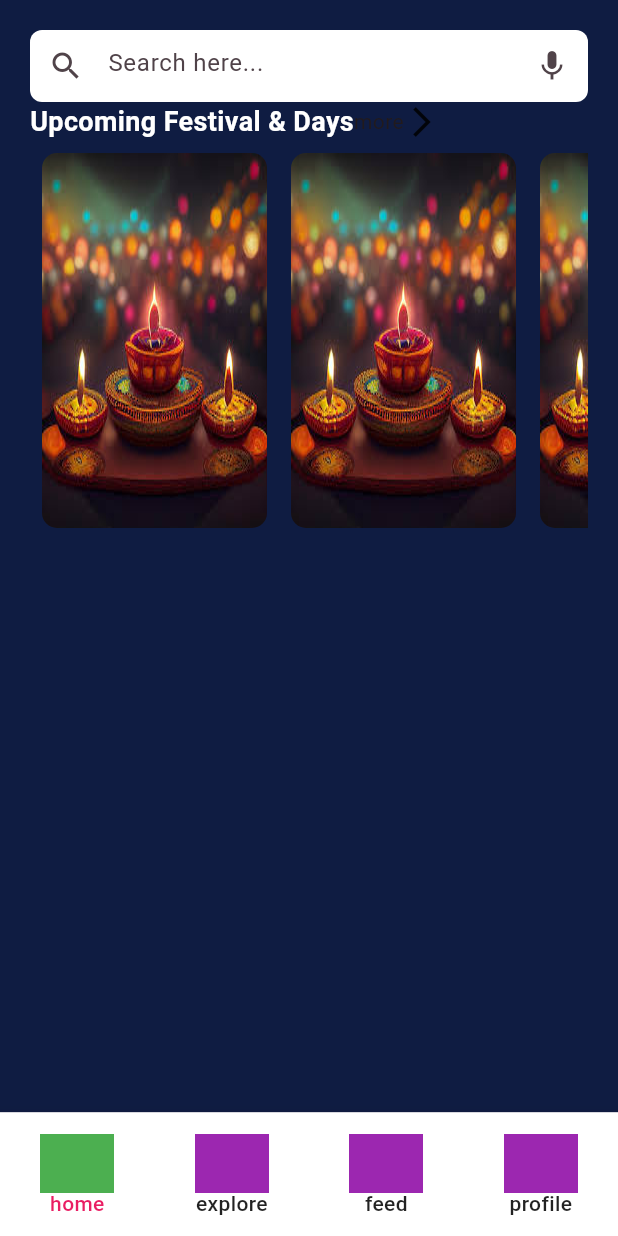
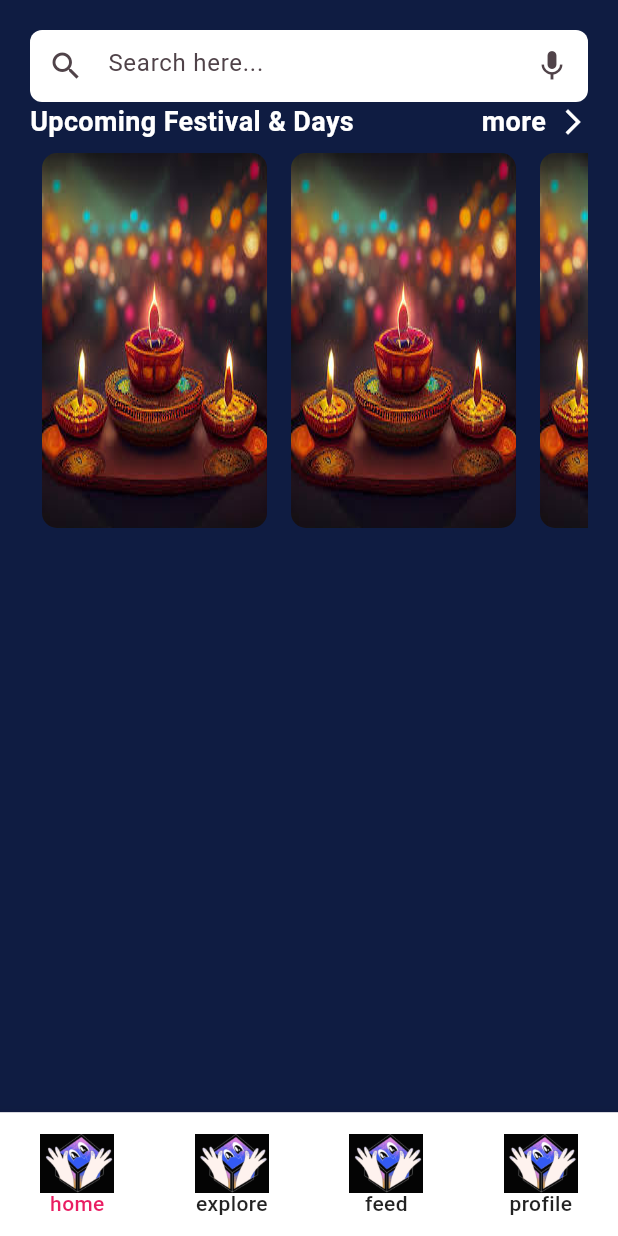
Before and after one commit to UmeshBrainbinary/festival_studio, a Flutter app: the BtnScreen screen opened directly, on a phone screen of 412 x 824 dp. Run offline on Flutter 3.47's test engine with Material 3 defaults, Android fonts, the phone set to English and light mode, and no system bars; our stand-ins replace auto_size_text, country_picker, get, pinput, shared_preferences; accounts and stored records are empty.

Commit message:
home screen

```diff
--- a/lib/screen/auth/otp_verification/otp_screen.dart
+++ b/lib/screen/auth/otp_verification/otp_screen.dart
@@ -3,6 +3,7 @@ import 'package:festiveapp_studio/common/common_back_button.dart';
 import 'package:festiveapp_studio/common/common_primary_button.dart';
 import 'package:festiveapp_studio/common/testStyle.dart';
 import 'package:festiveapp_studio/common/underline_text/common_underline_text.dart';
+import 'package:festiveapp_studio/screen/add_details/add_details_screen.dart';
 import 'package:festiveapp_studio/screen/auth/login/login_screen.dart';
 import 'package:festiveapp_studio/screen/auth/otp_verification/otp_controller.dart';
 import 'package:festiveapp_studio/utils/app_colors.dart';
@@ -48,6 +49,12 @@ class OtpScreen extends StatelessWidget {
                 androidSmsAutofillMethod:
                     AndroidSmsAutofillMethod.smsRetrieverApi,
                 controller: controller.otpController,
+                onCompleted: (value) {
+                  Get.to(AddDetailsScreen());
+                },
+                onSubmitted: (value){
+
+                },
                 defaultPinTheme: PinTheme(
                   height: width*0.17,
                   width: width*0.17,
--- a/lib/screen/bottom_navigation/bottom_navigation_screen.dart
+++ b/lib/screen/bottom_navigation/bottom_navigation_screen.dart
@@ -41,9 +41,9 @@ class BtnScreen extends StatelessWidget {
                 icon: Image.asset(
                   'assets/images/box.png',
                   height: Get.height * 0.048,
-                  color: controller.currentIndex.value == 0
-                      ? Colors.green
-                      : Colors.purple,
+                  // color: controller.currentIndex.value == 0
+                  //     ? Colors.green
+                  //     : Colors.purple,
                 ),
               ),
               BottomNavigationBarItem(
@@ -51,9 +51,9 @@ class BtnScreen extends StatelessWidget {
                 icon: Image.asset(
                   'assets/images/box.png',
                   height: Get.height * 0.048,
-                  color: controller.currentIndex.value == 1
-                      ? Colors.green
-                      : Colors.purple,
+                  // color: controller.currentIndex.value == 1
+                  //     ? Colors.green
+                  //     : Colors.purple,
                 ),
               ),
               BottomNavigationBarItem(
@@ -61,9 +61,9 @@ class BtnScreen extends StatelessWidget {
                 icon: Image.asset(
                   'assets/images/box.png',
                   height: Get.height * 0.048,
-                  color: controller.currentIndex.value == 2
-                      ? Colors.green
-                      : Colors.purple,
+                  // color: controller.currentIndex.value == 2
+                  //     ? Colors.green
+                  //     : Colors.purple,
                 ),
               ),
               BottomNavigationBarItem(
@@ -71,9 +71,9 @@ class BtnScreen extends StatelessWidget {
                 icon: Image.asset(
                   'assets/images/box.png',
                   height: Get.height * 0.048,
-                  color: controller.currentIndex.value == 3
-                      ? Colors.green
-                      : Colors.purple,
+                  // color: controller.currentIndex.value == 3
+                  //     ? Colors.green
+                  //     : Colors.purple,
                 ),
               ),
             ],
--- a/lib/screen/home/widget/home_widget.dart
+++ b/lib/screen/home/widget/home_widget.dart
@@ -41,8 +41,11 @@ Widget festivalListview() {
               StringRes.festival,
               style: boldFontStyle(color: AppColors.white, size: 18),
             ),
-            const Text(StringRes.more),
-            const Icon(Icons.arrow_forward_ios_sharp)
+             const Spacer(),
+             Text(StringRes.more,
+              style: boldFontStyle(color: AppColors.white, size: 18)),
+             SizedBox(width: 8,),
+             Icon(Icons.arrow_forward_ios_sharp,color: AppColors.white,size: 20,)
           ],
         ),
         Expanded(
--- a/lib/screen/intro/splash/splash_controller.dart
+++ b/lib/screen/intro/splash/splash_controller.dart
@@ -1,6 +1,7 @@
 import 'package:festiveapp_studio/screen/add_details/add_details_screen.dart';
 import 'package:festiveapp_studio/screen/auth/login/login_screen.dart';
 import 'package:festiveapp_studio/screen/bottom_navigation/bottom_navigation_screen.dart';
+import 'package:festiveapp_studio/screen/intro/onboarding/onboarding_screen.dart';
 import 'package:get/get.dart';
 
 class SplashController extends GetxController {
@@ -13,7 +14,7 @@ class SplashController extends GetxController {
   void _navigateToNextScreen() {
 
     Future.delayed(const Duration(seconds: 2), () {
-      Get.to(() =>  LoginScreen());
+      Get.to(() =>  OnboardingScreen());
 
     // Future.delayed(const Duration(seconds: 4), () {
     //   Get.to(() =>  BtnScreen());
--- a/pubspec.yaml
+++ b/pubspec.yaml
@@ -31,9 +31,6 @@ dependencies:
   flutter:
     sdk: flutter
 
-
-  # The following adds the Cupertino Icons font to your application.
-  # Use with the CupertinoIcons class for iOS style icons.
   cupertino_icons: ^1.0.6
   get: ^4.6.6
   http: ^1.2.1
@@ -67,7 +64,6 @@ flutter:
   # To add assets to your application, add an assets section, like this:
   assets:
     - assets/images/
-    - assets/icon/
   # assets:
   #   - images/a_dot_burr.jpeg
   #   - images/a_dot_ham.jpeg
```
Also changed, not shown: pubspec.lock, 1 other file.
